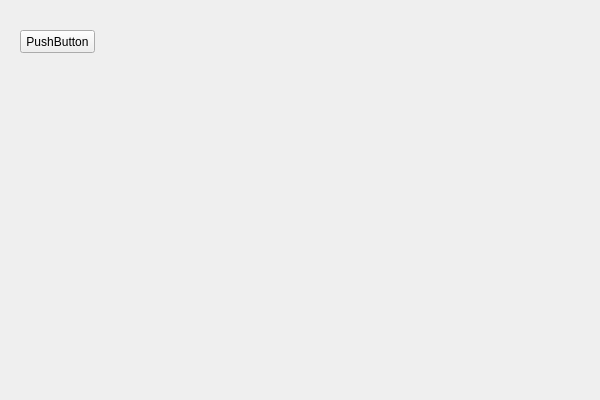
The window that UIModule/PlayerAudioModuleWidget.ui (corgic2/MyAudioPlayer) describes before a commit, drawn with Qt 5.
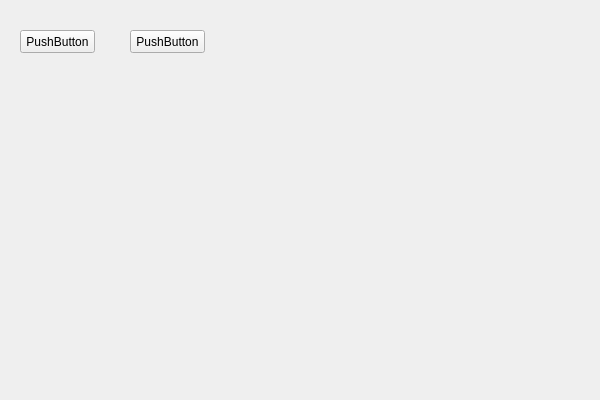
The same window after the commit.

Diff of the .ui file:
```diff
--- a/UIModule/PlayerAudioModuleWidget.ui
+++ b/UIModule/PlayerAudioModuleWidget.ui
@@ -26,6 +26,19 @@
     <string>PushButton</string>
    </property>
   </widget>
+  <widget class="QPushButton" name="pushButton_2">
+   <property name="geometry">
+    <rect>
+     <x>130</x>
+     <y>30</y>
+     <width>75</width>
+     <height>23</height>
+    </rect>
+   </property>
+   <property name="text">
+    <string>PushButton</string>
+   </property>
+  </widget>
  </widget>
  <layoutdefault spacing="6" margin="11"/>
  <resources/>
```
